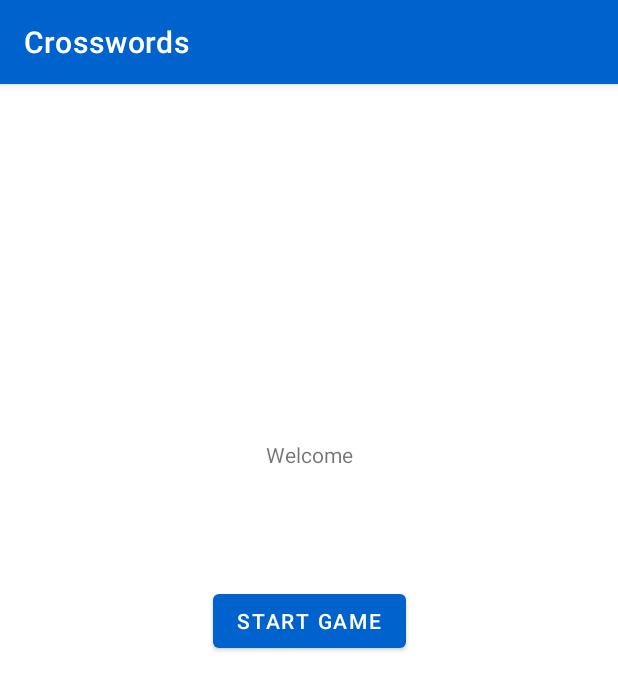
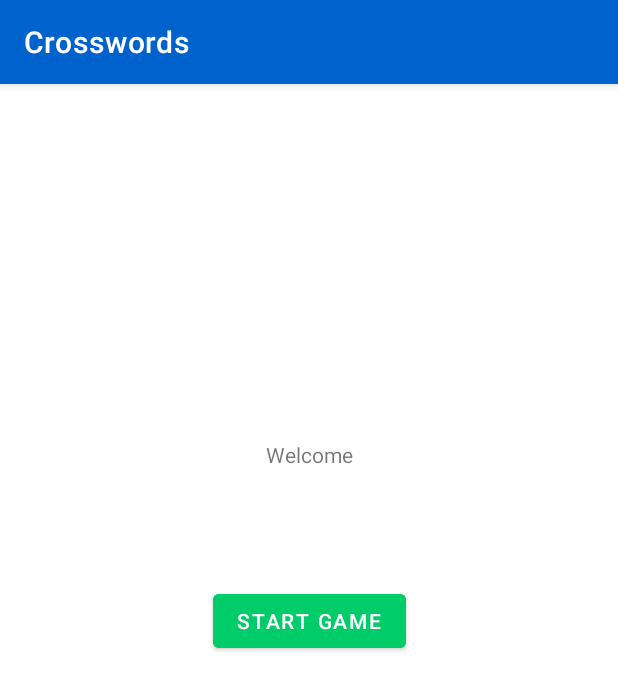
Before and after one commit to MathiasCK/crosswords, an Android app: the screen it shows after launch (MainActivity), on a phone screen of 412 x 824 dp. Shown: the top 690 px of the screen. Run offline under Robolectric (Android 15) with nearby library versions, the phone set to English and light mode, and no system bars.

Commit message:
Change welcome buton color

```diff
--- a/app/src/main/res/layout/welcome.xml
+++ b/app/src/main/res/layout/welcome.xml
@@ -19,6 +19,7 @@
             android:layout_marginEnd="140dp"
             android:layout_marginBottom="368dp"
             android:layout_weight="1"
+            android:backgroundTint="#00cc6a"
             android:baselineAligned="false"
             android:text="Start Game"
             app:layout_constraintBottom_toBottomOf="parent"
```
